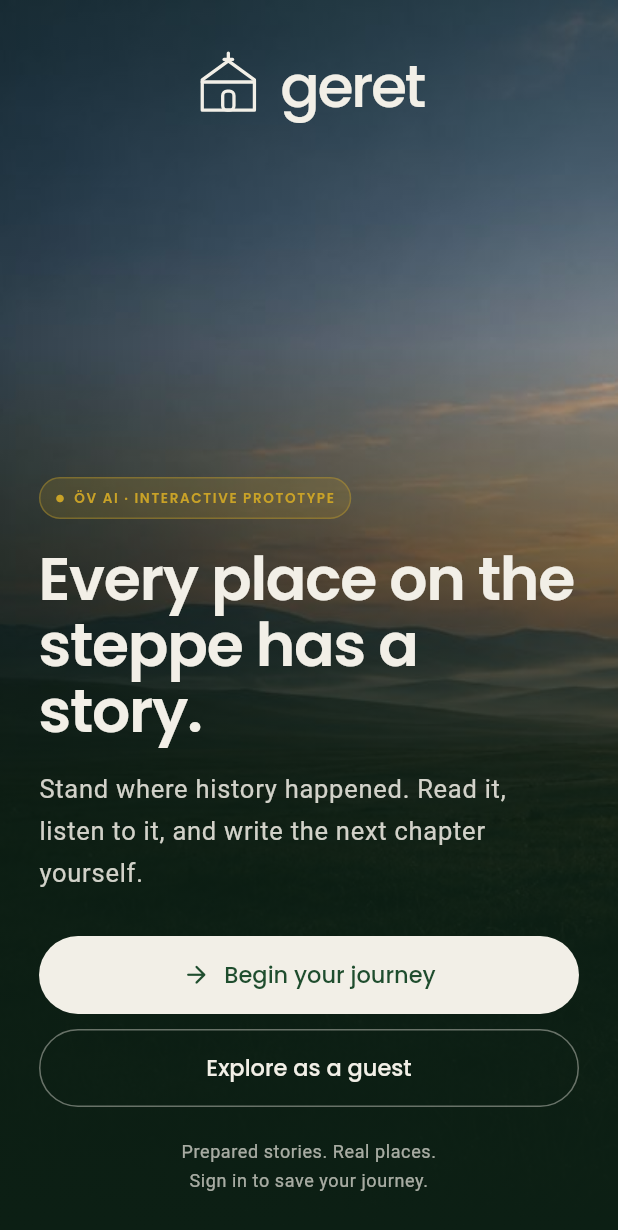
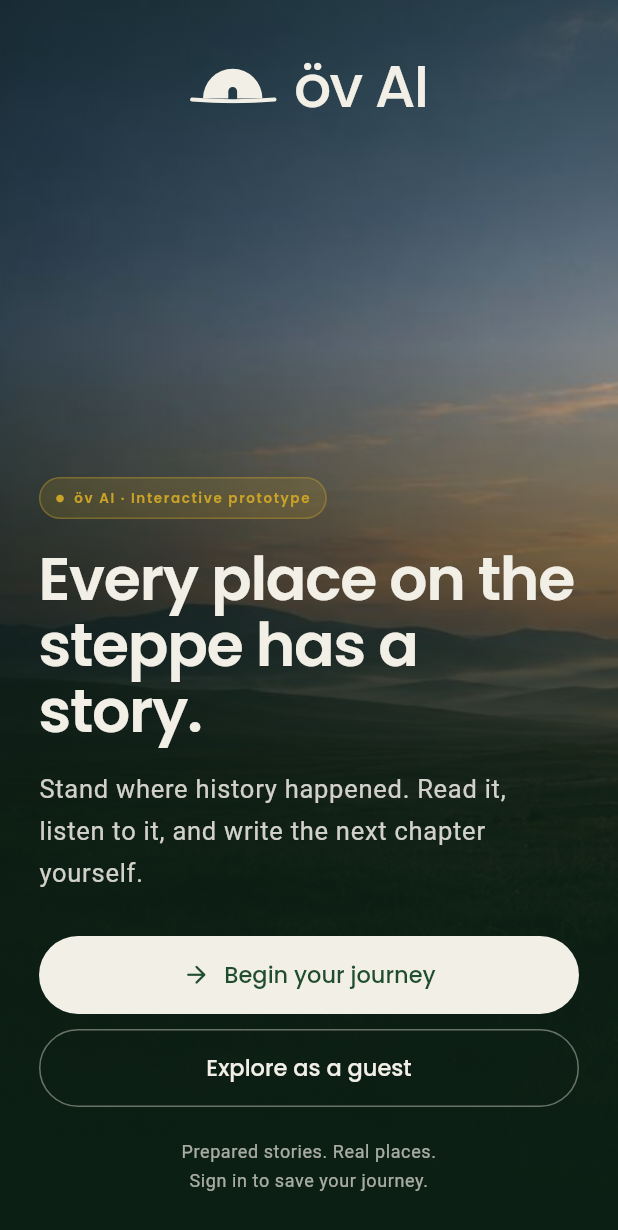
Before and after one commit to cccccccccccccqq/ovAI, a Flutter app: the screen it shows after launch, on a phone screen of 412 x 824 dp. Shown: the top 1230 px of the screen. Run offline on Flutter 3.47's test engine with Material 3 defaults, Android fonts, the phone set to English and light mode, and no system bars; our stand-ins replace cloud_firestore, cloud_functions, firebase_auth, firebase_core, firebase_storage, flutter_map and 13 more; missing offline and left inert: dart:html, dart:js_interop, firebase_app_check; accounts and stored records are empty.

Commit message:
Brand the app as öv AI with the brandbook ger icon; rename Orda tab to Profile
- App/launcher icons (web, favicon, Android mipmaps, iOS AppIcon) from
  brandbook geret-app-icon-green; welcome wordmark uses the ger mark SVG.
- Product name is "öv AI" everywhere (web title/manifest, Android/iOS
  labels, in-app copy) instead of Öv / ÖV / geret.
- Orda tab and /orda route become Profile and /profile.

Co-Authored-By: Claude Opus 5.5 <noreply@anthropic.com>

```diff
--- a/app/lib/core/demo_data.dart
+++ b/app/lib/core/demo_data.dart
@@ -98,7 +98,7 @@ const demoCitations = <Citation>[
   ),
   Citation(
     id: "demo-editorial",
-    title: "ÖV prototype editorial note",
+    title: "öv AI prototype editorial note",
     author: "Prepared demo collection",
     page: "Content version · October 2026",
     note:
--- a/app/lib/core/models.dart
+++ b/app/lib/core/models.dart
@@ -1,6 +1,6 @@
 import '../history/chapter_models.dart';
 
-/// Curated content and local records for the ÖV interactive prototype.
+/// Curated content and local records for the öv AI interactive prototype.
 /// Historical passages are editorial demo material, not generated research.
 class Site {
   const Site({
--- a/app/lib/core/navigation_motion.dart
+++ b/app/lib/core/navigation_motion.dart
@@ -9,7 +9,7 @@ GoRoute ovRoute({
   required Widget Function(BuildContext, GoRouterState) builder,
 }) {
   final motion = switch (path) {
-    '/steppe' || '/inscribe/place' || '/scrolls' || '/orda' => OvPageMotion.tab,
+    '/steppe' || '/inscribe/place' || '/scrolls' || '/profile' => OvPageMotion.tab,
     '/share/:id' || '/geofence' => OvPageMotion.overlay,
     '/welcome' || '/writing' || '/demo/:templateId' => OvPageMotion.fade,
     _ => OvPageMotion.forward,
--- a/app/lib/main.dart
+++ b/app/lib/main.dart
@@ -203,7 +203,7 @@ class _OvAppState extends State<OvApp> with WidgetsBindingObserver {
           final path = state.uri.path;
           final activeTab = switch (path) {
             '/inscribe/place' => 'inscribe',
-            '/orda' => 'orda',
+            '/profile' => 'profile',
             _ when path == '/scrolls' || path.startsWith('/journey') =>
               'scrolls',
             _ => 'steppe',
@@ -217,7 +217,7 @@ class _OvAppState extends State<OvApp> with WidgetsBindingObserver {
             builder: (_, _) => const PlaceScreen(),
           ),
           ovRoute(path: '/scrolls', builder: (_, _) => const LibraryScreen()),
-          ovRoute(path: '/orda', builder: (_, _) => const ProfileScreen()),
+          ovRoute(path: '/profile', builder: (_, _) => const ProfileScreen()),
           ovRoute(path: '/field', builder: (_, _) => const FieldMapScreen()),
           ovRoute(path: '/journey', builder: (_, _) => const JourneyScreen()),
           ovRoute(
@@ -322,7 +322,7 @@ class _OvAppState extends State<OvApp> with WidgetsBindingObserver {
         child: ListenableBuilder(
           listenable: widget.state,
           builder: (_, _) => MaterialApp.router(
-            title: 'Öv · Stories of the steppe',
+            title: 'öv AI · Stories of the steppe',
             debugShowCheckedModeBanner: false,
             theme: buildOvTheme(false),
             darkTheme: buildOvTheme(true),
--- a/app/lib/screens/discovery_screens.dart
+++ b/app/lib/screens/discovery_screens.dart
@@ -89,7 +89,7 @@ class _SteppeScreenState extends State<SteppeScreen> {
         state.defaultTemplateForSite(selected.id).isHistorical;
     final eras = ['All eras', ...state.sites.map((site) => site.era).toSet()];
     return AppScaffold(
-      eyebrow: 'Öv · Stories of Mongolia',
+      eyebrow: 'öv AI · Stories of Mongolia',
       title: 'Find your story.',
       showBack: false,
       actions: [
--- a/app/lib/screens/entry_screens.dart
+++ b/app/lib/screens/entry_screens.dart
@@ -1,4 +1,5 @@
 import 'package:flutter/material.dart';
+import 'package:flutter_svg/flutter_svg.dart';
 import 'package:go_router/go_router.dart';
 import '../auth/auth_scope.dart';
 import '../core/app_scope.dart';
@@ -51,12 +52,12 @@ class WelcomeScreen extends StatelessWidget {
                           child: Column(
                             crossAxisAlignment: CrossAxisAlignment.stretch,
                             children: [
-                              const _GeretWordmark(),
+                              const _OvWordmark(),
                               const Spacer(),
                               const Align(
                                 alignment: Alignment.centerLeft,
                                 child: DemoBadge(
-                                  text: 'ÖV AI · INTERACTIVE PROTOTYPE',
+                                  text: 'öv AI · Interactive prototype',
                                 ),
                               ),
                               const SizedBox(height: 18),
@@ -129,68 +130,31 @@ class WelcomeScreen extends StatelessWidget {
   );
 }
 
-class _GeretWordmark extends StatelessWidget {
-  const _GeretWordmark();
+class _OvWordmark extends StatelessWidget {
+  const _OvWordmark();
 
   @override
-  Widget build(BuildContext context) => const Row(
+  Widget build(BuildContext context) => Row(
     mainAxisAlignment: MainAxisAlignment.center,
     children: [
-      SizedBox(
-        width: 47,
-        height: 47,
-        child: CustomPaint(painter: _GerMarkPainter()),
+      SvgPicture.asset(
+        'assets/icons/ger_mark.svg',
+        width: 58,
+        semanticsLabel: 'öv AI',
       ),
-      SizedBox(width: 12),
-      Text(
-        'geret',
+      const SizedBox(width: 12),
+      const Text(
+        'öv AI',
         style: TextStyle(
           fontFamily: 'Poppins',
           color: OvColors.cream,
           fontSize: 39,
           fontWeight: FontWeight.w500,
-          letterSpacing: -1.7,
+          letterSpacing: -1.2,
         ),
       ),
     ],
   );
-}
-
-class _GerMarkPainter extends CustomPainter {
-  const _GerMarkPainter();
-  @override
-  void paint(Canvas canvas, Size size) {
-    final p = Paint()
-      ..color = OvColors.cream
-      ..strokeWidth = 2.2
-      ..strokeCap = StrokeCap.round
-      ..strokeJoin = StrokeJoin.round
-      ..style = PaintingStyle.stroke;
-    final w = size.width, h = size.height;
-    canvas.drawPath(
-      Path()
-        ..moveTo(w * .13, h * .42)
-        ..lineTo(w * .5, h * .15)
-        ..lineTo(w * .87, h * .42)
-        ..lineTo(w * .87, h * .85)
-        ..lineTo(w * .13, h * .85)
-        ..close(),
-      p,
-    );
-    canvas.drawLine(Offset(w * .13, h * .45), Offset(w * .87, h * .45), p);
-    canvas.drawRRect(
-      RRect.fromRectAndRadius(
-        Rect.fromLTWH(w * .42, h * .58, w * .16, h * .27),
-        const Radius.circular(3),
-      ),
-      p,
-    );
-    canvas.drawLine(Offset(w * .44, h * .13), Offset(w * .56, h * .13), p);
-    canvas.drawLine(Offset(w * .5, h * .15), Offset(w * .5, h * .04), p);
-  }
-
-  @override
-  bool shouldRepaint(covariant CustomPainter oldDelegate) => false;
 }
 
 class DemoProfileScreen extends StatefulWidget {
--- a/app/lib/screens/library_screens.dart
+++ b/app/lib/screens/library_screens.dart
@@ -682,7 +682,7 @@ class ProfileScreen extends StatelessWidget {
                   subtitle: auth != null && state.isGuest
                       ? 'Continue with Google or Apple'
                       : name,
-                  onTap: () => context.push('/profile-setup?next=%2Forda'),
+                  onTap: () => context.push('/profile-setup?next=%2Fprofile'),
                 ),
                 const Divider(height: 1, indent: 56),
                 _ProfileRow(
@@ -793,9 +793,9 @@ class ProfileScreen extends StatelessWidget {
           Text(
             state.usesCloudBackend
                 ? auth?.isSignedIn == true
-                      ? 'Öv AI · v0.1\nStories and reading progress are saved to your account. Reading settings and downloads stay on this device.'
-                      : 'Öv AI · v0.1\nSign in to save stories and reading progress to your account.'
-                : 'Öv AI · Prototype v0.1\nYour stories and preferences are stored on this device.',
+                      ? 'öv AI · v0.1\nStories and reading progress are saved to your account. Reading settings and downloads stay on this device.'
+                      : 'öv AI · v0.1\nSign in to save stories and reading progress to your account.'
+                : 'öv AI · Prototype v0.1\nYour stories and preferences are stored on this device.',
             textAlign: TextAlign.center,
             style: Theme.of(context).textTheme.bodySmall,
           ),
--- a/app/lib/screens/reader_screens.dart
+++ b/app/lib/screens/reader_screens.dart
@@ -644,7 +644,7 @@ class _ReaderEndScreenState extends State<ReaderEndScreen> {
                 Text(
                   template.isHistorical
                       ? 'This is an original English synopsis of the events described in The Secret History of the Mongols. It is not a direct quotation or a reconstruction of exact travel routes. The reading notes identify source sections and uncertain locations.'
-                      : 'This is original writing prepared for the ÖV prototype. Its people, dialogue and events are imagined. The reading notes provide background; they are not exact historical quotations or live AI verification.',
+                      : 'This is original writing prepared for the öv AI prototype. Its people, dialogue and events are imagined. The reading notes provide background; they are not exact historical quotations or live AI verification.',
                   style: TextStyle(
                     color: OvColors.cream.withValues(alpha: .8),
                     fontSize: 13,
--- a/app/lib/screens/share_screen.dart
+++ b/app/lib/screens/share_screen.dart
@@ -54,7 +54,7 @@ class _ShareScreenState extends State<ShareScreen> {
             margin: const pw.EdgeInsets.all(44),
             build: (_) => [
               pw.Text(
-                'ÖV · PREPARED DEMO CHRONICLE',
+                'öv AI · PREPARED DEMO CHRONICLE',
                 style: const pw.TextStyle(
                   fontSize: 10,
                   color: PdfColors.green800,
@@ -235,7 +235,7 @@ class _ShareScreenState extends State<ShareScreen> {
                         crossAxisAlignment: CrossAxisAlignment.start,
                         children: [
                           const Text(
-                            'öv',
+                            'öv AI',
                             style: TextStyle(
                               fontFamily: 'Poppins',
                               fontSize: 40,
--- a/app/lib/screens/utility_screens.dart
+++ b/app/lib/screens/utility_screens.dart
@@ -840,8 +840,8 @@ class _SettingsScreenState extends State<SettingsScreen> {
           const SectionHeading(title: 'About this prototype'),
           Text(
             app.usesCloudBackend
-                ? 'ÖV · v0.1\nPrepared stories and recorded narration. Stories and reading progress are saved to your account. Reading settings, drafts, saved places and downloads stay on this device.'
-                : 'ÖV · v0.1\nPrepared editorial stories and system narration. Profiles, stories and progress are stored locally. AI generation and account sync are planned for a later version.',
+                ? 'öv AI · v0.1\nPrepared stories and recorded narration. Stories and reading progress are saved to your account. Reading settings, drafts, saved places and downloads stay on this device.'
+                : 'öv AI · v0.1\nPrepared editorial stories and system narration. Profiles, stories and progress are stored locally. AI generation and account sync are planned for a later version.',
             style: TextStyle(fontSize: 12),
           ),
           const SizedBox(height: 26),
--- a/app/lib/widgets/common.dart
+++ b/app/lib/widgets/common.dart
@@ -172,7 +172,7 @@ class _FloatingNav extends StatelessWidget {
       ('steppe', 'Steppe', Icons.explore_outlined, '/steppe'),
       ('inscribe', 'Inscribe', Icons.edit_outlined, '/inscribe/place'),
       ('scrolls', 'Scrolls', Icons.auto_stories_outlined, '/scrolls'),
-      ('orda', 'Orda', Icons.person_outline_rounded, '/orda'),
+      ('profile', 'Profile', Icons.person_outline_rounded, '/profile'),
     ];
     final selectedIndex = items.indexWhere((item) => item.$1 == activeTab);
     final motionDuration = MediaQuery.disableAnimationsOf(context)
--- a/app/pubspec.yaml
+++ b/app/pubspec.yaml
@@ -1,5 +1,5 @@
 name: ov_chronicles
-description: "Öv — a functional, local-first Orkhon Valley storytelling prototype."
+description: "öv AI — a functional, local-first Orkhon Valley storytelling prototype."
 # The following line prevents the package from being accidentally published to
 # pub.dev using `flutter pub publish`. This is preferred for private packages.
 publish_to: 'none' # Remove this line if you wish to publish to pub.dev
```
Also changed, not shown: app/assets/icons/ger_mark.svg (added), 33 other files.
